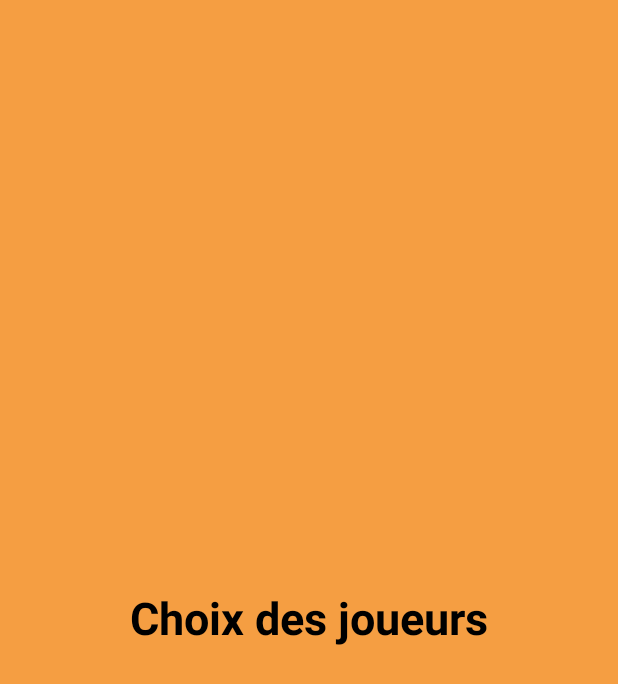
After one commit to IsabellaBacalao/catourneAndroid, an Android app: the fragment ChoixDesJoueurs shown on its own in the app's theme, on a phone screen of 412 x 824 dp. The commit adds this screen. Shown: the top 684 px of the screen. Run offline under Robolectric (Android 15) with nearby library versions, the phone set to English and light mode, and no system bars.

```diff
--- /dev/null
+++ b/app/src/main/java/com/example/catourneandroid/ChoixDesJoueurs.kt
@@ -0,0 +1,14 @@
+package com.example.catourneandroid
+
+import android.os.Bundle
+import androidx.fragment.app.Fragment
+import android.view.LayoutInflater
+import android.view.View
+import android.view.ViewGroup
+
+class ChoixDesJoueurs : Fragment() {
+    override fun onCreateView(inflater: LayoutInflater, container:
+        ViewGroup?, savedInstanceState: Bundle?): View? {
+        return inflater.inflate(R.layout.fragment_choix_des_joueurs, container, false)
+    }
+}
--- /dev/null
+++ b/app/src/main/res/layout/fragment_choix_des_joueurs.xml
@@ -0,0 +1,18 @@
+<?xml version="1.0" encoding="utf-8"?>
+<RelativeLayout xmlns:android="http://schemas.android.com/apk/res/android"
+    android:layout_width="match_parent"
+    android:layout_height="match_parent"
+    android:background="@color/color_background_frag_choix_des_joueurs">
+
+    <TextView
+        android:layout_width="wrap_content"
+        android:layout_height="wrap_content"
+        android:textStyle="bold"
+        android:text="Choix des joueurs"
+        android:textSize="30sp"
+        android:layout_centerInParent="true"
+        android:layout_marginTop="50dp"
+        android:textColor="@color/black">
+    </TextView>
+
+</RelativeLayout>
--- a/app/src/main/res/values/colors.xml
+++ b/app/src/main/res/values/colors.xml
@@ -2,4 +2,7 @@
 <resources>
     <color name="black">#FF000000</color>
     <color name="white">#FFFFFFFF</color>
+    <color name="color_background_frag_choix_des_joueurs">#f59e42</color>
+    <color name="color_background_frag_home">#7542f5</color>
+
 </resources>
--- a/app/src/main/res/values/strings.xml
+++ b/app/src/main/res/values/strings.xml
@@ -1,3 +1,5 @@
 <resources>
     <string name="app_name">catourneAndroid</string>
+    <!-- TODO: Remove or change this placeholder text -->
+    <string name="hello_blank_fragment">Hello blank fragment</string>
 </resources>
```
Also changed, not shown: app/build.gradle.kts (+7 -0 lines), app/src/main/java/com/example/catourneandroid/Home.kt (added, +14 -0 lines), app/src/main/java/com/example/catourneandroid/MainActivity.kt (+19 -1 lines), app/src/main/res/layout/activity_main.xml (+31 -7 lines), app/src/main/res/layout/fragment_home.xml (added, +18 -0 lines), app/src/main/res/navigation/nav_graph_home.xml (added, +30 -0 lines).
